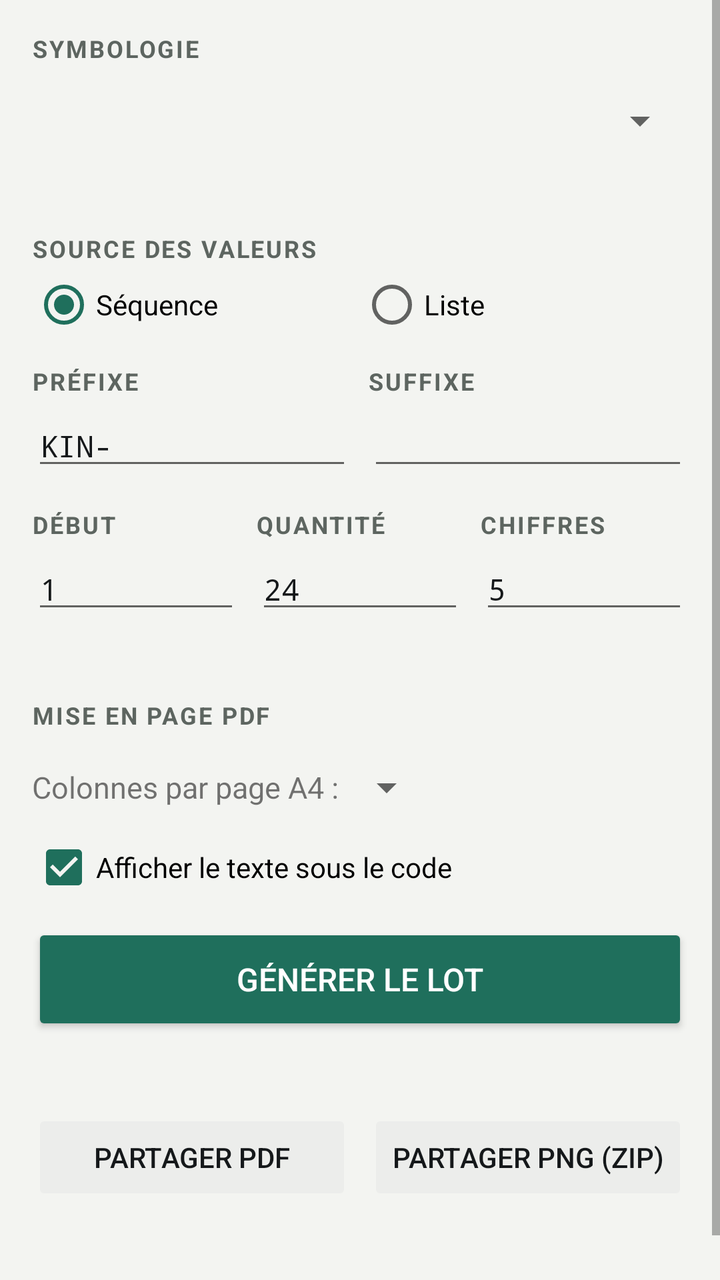
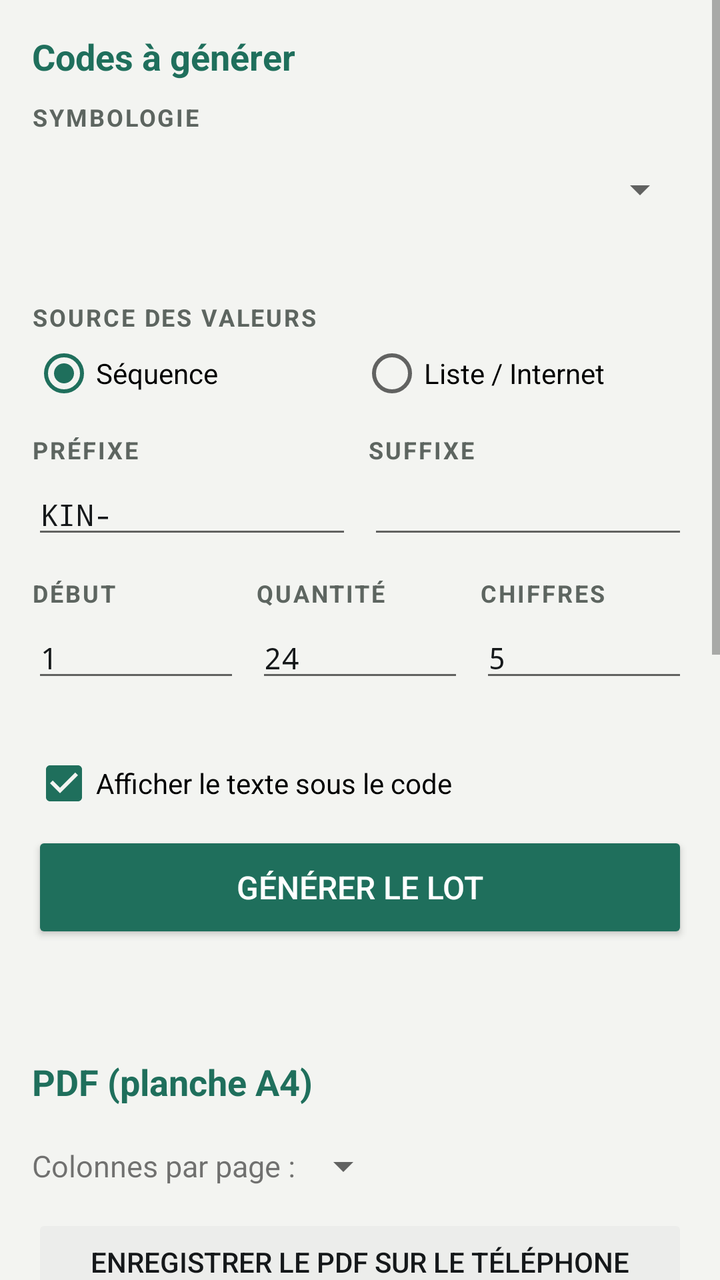

Two renders of the same Android screen: before a commit and after it. Below are the layout's source before the change and the commit's diff.
<!-- AndroidManifest.xml: application theme AppTheme -->
<!-- res/layout/activity_main.xml -->
<?xml version="1.0" encoding="utf-8"?>
<ScrollView xmlns:android="http://schemas.android.com/apk/res/android"
    android:layout_width="match_parent"
    android:layout_height="match_parent"
    android:fillViewport="true">

    <LinearLayout
        android:layout_width="match_parent"
        android:layout_height="wrap_content"
        android:orientation="vertical"
        android:padding="16dp">

        
        <TextView style="@style/Label" android:layout_marginTop="0dp" android:text="Symbologie" />
        <Spinner
            android:id="@+id/spFormat"
            android:layout_width="match_parent"
            android:layout_height="48dp" />
        <TextView
            android:id="@+id/tvHint"
            android:layout_width="match_parent"
            android:layout_height="wrap_content"
            android:textColor="@color/muted"
            android:textSize="13sp" />

        <TextView style="@style/Label" android:text="Source des valeurs" />
        <RadioGroup
            android:id="@+id/rgMode"
            android:layout_width="match_parent"
            android:layout_height="wrap_content"
            android:orientation="horizontal">
            <RadioButton
                android:id="@+id/rbSeq"
                android:layout_width="0dp"
                android:layout_height="wrap_content"
                android:layout_weight="1"
                android:checked="true"
                android:text="Séquence" />
            <RadioButton
                android:id="@+id/rbList"
                android:layout_width="0dp"
                android:layout_height="wrap_content"
                android:layout_weight="1"
                android:text="Liste" />
        </RadioGroup>

        
        <LinearLayout
            android:id="@+id/boxSeq"
            android:layout_width="match_parent"
            android:layout_height="wrap_content"
            android:orientation="vertical">

            <LinearLayout
                android:layout_width="match_parent"
                android:layout_height="wrap_content"
                android:orientation="horizontal">
                <LinearLayout android:layout_width="0dp" android:layout_height="wrap_content" android:layout_weight="1" android:orientation="vertical" android:layout_marginEnd="8dp">
                    <TextView style="@style/Label" android:text="Préfixe" />
                    <EditText android:id="@+id/etPrefix" style="@style/Field" android:inputType="textCapCharacters|textNoSuggestions" android:text="KIN-" />
                </LinearLayout>
                <LinearLayout android:layout_width="0dp" android:layout_height="wrap_content" android:layout_weight="1" android:orientation="vertical">
                    <TextView style="@style/Label" android:text="Suffixe" />
                    <EditText android:id="@+id/etSuffix" style="@style/Field" android:inputType="textCapCharacters|textNoSuggestions" />
                </LinearLayout>
            </LinearLayout>

            <LinearLayout
                android:layout_width="match_parent"
                android:layout_height="wrap_content"
                android:orientation="horizontal">
                <LinearLayout android:layout_width="0dp" android:layout_height="wrap_content" android:layout_weight="1" android:orientation="vertical" android:layout_marginEnd="8dp">
                    <TextView style="@style/Label" android:text="Début" />
                    <EditText android:id="@+id/etStart" style="@style/Field" android:inputType="number" android:text="1" />
                </LinearLayout>
                <LinearLayout android:layout_width="0dp" android:layout_height="wrap_content" android:layout_weight="1" android:orientation="vertical" android:layout_marginEnd="8dp">
                    <TextView style="@style/Label" android:text="Quantité" />
                    <EditText android:id="@+id/etCount" style="@style/Field" android:inputType="number" android:text="24" />
                </LinearLayout>
                <LinearLayout android:layout_width="0dp" android:layout_height="wrap_content" android:layout_weight="1" android:orientation="vertical">
                    <TextView style="@style/Label" android:text="Chiffres" />
                    <EditText android:id="@+id/etDigits" style="@style/Field" android:inputType="number" android:text="5" />
                </LinearLayout>
            </LinearLayout>
            <TextView
                android:id="@+id/tvSeqPreview"
                android:layout_width="match_parent"
                android:layout_height="wrap_content"
                android:layout_marginTop="6dp"
                android:fontFamily="monospace"
                android:textColor="@color/muted"
                android:textSize="13sp" />
        </LinearLayout>

        
        <LinearLayout
            android:id="@+id/boxList"
            android:layout_width="match_parent"
            android:layout_height="wrap_content"
            android:orientation="vertical"
            android:visibility="gone">
            <TextView style="@style/Label" android:text="Une valeur par ligne" />
            <EditText
                android:id="@+id/etList"
                style="@style/Field"
                android:gravity="top"
                android:inputType="textMultiLine|textNoSuggestions"
                android:minLines="5"
                android:text="KIN-00001\nKIN-00002\nKIN-00003" />
        </LinearLayout>

        <TextView style="@style/Label" android:text="Mise en page PDF" />
        <LinearLayout
            android:layout_width="match_parent"
            android:layout_height="wrap_content"
            android:gravity="center_vertical"
            android:orientation="horizontal">
            <TextView
                android:layout_width="wrap_content"
                android:layout_height="wrap_content"
                android:text="Colonnes par page A4 :"
                android:textSize="15sp" />
            <Spinner
                android:id="@+id/spCols"
                android:layout_width="wrap_content"
                android:layout_height="48dp" />
        </LinearLayout>
        <CheckBox
            android:id="@+id/cbText"
            android:layout_width="wrap_content"
            android:layout_height="wrap_content"
            android:checked="true"
            android:text="Afficher le texte sous le code" />

        <Button
            android:id="@+id/btnGenerate"
            android:layout_width="match_parent"
            android:layout_height="56dp"
            android:layout_marginTop="12dp"
            android:backgroundTint="@color/accent"
            android:text="Générer le lot"
            android:textColor="#FFFFFF"
            android:textSize="16sp" />

        <TextView
            android:id="@+id/tvStatus"
            android:layout_width="match_parent"
            android:layout_height="wrap_content"
            android:layout_marginTop="10dp"
            android:textSize="14sp"
            android:textStyle="bold" />
        <TextView
            android:id="@+id/tvErrors"
            android:layout_width="match_parent"
            android:layout_height="wrap_content"
            android:fontFamily="monospace"
            android:textColor="@color/warn"
            android:textSize="12sp"
            android:visibility="gone" />

        <LinearLayout
            android:layout_width="match_parent"
            android:layout_height="wrap_content"
            android:layout_marginTop="8dp"
            android:orientation="horizontal">
            <Button
                android:id="@+id/btnPdf"
                android:layout_width="0dp"
                android:layout_height="wrap_content"
                android:layout_marginEnd="8dp"
                android:layout_weight="1"
                android:enabled="false"
                android:text="Partager PDF" />
            <Button
                android:id="@+id/btnZip"
                android:layout_width="0dp"
                android:layout_height="wrap_content"
                android:layout_weight="1"
                android:enabled="false"
                android:text="Partager PNG (ZIP)" />
        </LinearLayout>

        
        <LinearLayout
            android:id="@+id/previews"
            android:layout_width="match_parent"
            android:layout_height="wrap_content"
            android:layout_marginTop="12dp"
            android:orientation="vertical" />

        <TextView
            android:id="@+id/tvVersion"
            android:layout_width="match_parent"
            android:layout_height="wrap_content"
            android:layout_marginTop="16dp"
            android:gravity="center"
            android:textColor="@color/muted"
            android:textSize="12sp" />
    </LinearLayout>
</ScrollView>
<!-- resources referenced by this layout -->
<resources>
  <color name="accent">#1F6F5C</color>
  <color name="muted">#5D6560</color>
  <color name="warn">#B3412E</color>
  <style name="Field">
          <item name="android:layout_width">match_parent</item>
          <item name="android:layout_height">wrap_content</item>
          <item name="android:fontFamily">monospace</item>
          <item name="android:textSize">15sp</item>
      </style>
  <style name="Label">
          <item name="android:layout_width">match_parent</item>
          <item name="android:layout_height">wrap_content</item>
          <item name="android:textSize">12sp</item>
          <item name="android:textStyle">bold</item>
          <item name="android:letterSpacing">0.08</item>
          <item name="android:textAllCaps">true</item>
          <item name="android:textColor">@color/muted</item>
          <item name="android:layout_marginTop">14dp</item>
          <item name="android:layout_marginBottom">4dp</item>
      </style>
  <style name="AppTheme" parent="android:Theme.Material.Light.DarkActionBar">
          <item name="android:colorPrimary">@color/accent</item>
          <item name="android:colorPrimaryDark">@color/accent_dark</item>
          <item name="android:colorAccent">@color/accent</item>
          <item name="android:windowBackground">@color/bg</item>
          <item name="android:textColorPrimary">@color/ink</item>
      </style>
  <color name="accent_dark">#164F42</color>
  <color name="bg">#F3F4F1</color>
  <color name="ink">#15181A</color>
</resources>

<!-- the commit's change to res/layout/activity_main.xml (unified diff, before → after) -->
@@ -11,17 +11,11 @@
         android:padding="16dp">
 
         
-        <TextView style="@style/Label" android:layout_marginTop="0dp" android:text="Symbologie" />
-        <Spinner
-            android:id="@+id/spFormat"
-            android:layout_width="match_parent"
-            android:layout_height="48dp" />
-        <TextView
-            android:id="@+id/tvHint"
-            android:layout_width="match_parent"
-            android:layout_height="wrap_content"
-            android:textColor="@color/muted"
-            android:textSize="13sp" />
+        <TextView style="@style/Section" android:layout_marginTop="0dp" android:text="Codes à générer" />
+
+        <TextView style="@style/Label" android:layout_marginTop="4dp" android:text="Symbologie" />
+        <Spinner android:id="@+id/spFormat" android:layout_width="match_parent" android:layout_height="48dp" />
+        <TextView android:id="@+id/tvHint" style="@style/Hint" />
 
         <TextView style="@style/Label" android:text="Source des valeurs" />
         <RadioGroup
@@ -29,32 +23,13 @@
             android:layout_width="match_parent"
             android:layout_height="wrap_content"
             android:orientation="horizontal">
-            <RadioButton
-                android:id="@+id/rbSeq"
-                android:layout_width="0dp"
-                android:layout_height="wrap_content"
-                android:layout_weight="1"
-                android:checked="true"
-                android:text="Séquence" />
-            <RadioButton
-                android:id="@+id/rbList"
-                android:layout_width="0dp"
-                android:layout_height="wrap_content"
-                android:layout_weight="1"
-                android:text="Liste" />
+            <RadioButton android:id="@+id/rbSeq" android:layout_width="0dp" android:layout_height="wrap_content" android:layout_weight="1" android:checked="true" android:text="Séquence" />
+            <RadioButton android:id="@+id/rbList" android:layout_width="0dp" android:layout_height="wrap_content" android:layout_weight="1" android:text="Liste / Internet" />
         </RadioGroup>
 
         
-        <LinearLayout
-            android:id="@+id/boxSeq"
-            android:layout_width="match_parent"
-            android:layout_height="wrap_content"
-            android:orientation="vertical">
-
-            <LinearLayout
-                android:layout_width="match_parent"
-                android:layout_height="wrap_content"
-                android:orientation="horizontal">
+        <LinearLayout android:id="@+id/boxSeq" android:layout_width="match_parent" android:layout_height="wrap_content" android:orientation="vertical">
+            <LinearLayout android:layout_width="match_parent" android:layout_height="wrap_content" android:orientation="horizontal">
                 <LinearLayout android:layout_width="0dp" android:layout_height="wrap_content" android:layout_weight="1" android:orientation="vertical" android:layout_marginEnd="8dp">
                     <TextView style="@style/Label" android:text="Préfixe" />
                     <EditText android:id="@+id/etPrefix" style="@style/Field" android:inputType="textCapCharacters|textNoSuggestions" android:text="KIN-" />
@@ -64,11 +39,7 @@
                     <EditText android:id="@+id/etSuffix" style="@style/Field" android:inputType="textCapCharacters|textNoSuggestions" />
                 </LinearLayout>
             </LinearLayout>
-
-            <LinearLayout
-                android:layout_width="match_parent"
-                android:layout_height="wrap_content"
-                android:orientation="horizontal">
+            <LinearLayout android:layout_width="match_parent" android:layout_height="wrap_content" android:orientation="horizontal">
                 <LinearLayout android:layout_width="0dp" android:layout_height="wrap_content" android:layout_weight="1" android:orientation="vertical" android:layout_marginEnd="8dp">
                     <TextView style="@style/Label" android:text="Début" />
                     <EditText android:id="@+id/etStart" style="@style/Field" android:inputType="number" android:text="1" />
@@ -82,23 +53,24 @@
                     <EditText android:id="@+id/etDigits" style="@style/Field" android:inputType="number" android:text="5" />
                 </LinearLayout>
             </LinearLayout>
-            <TextView
-                android:id="@+id/tvSeqPreview"
-                android:layout_width="match_parent"
-                android:layout_height="wrap_content"
-                android:layout_marginTop="6dp"
-                android:fontFamily="monospace"
-                android:textColor="@color/muted"
-                android:textSize="13sp" />
+            <TextView android:id="@+id/tvSeqPreview" style="@style/Hint" android:layout_marginTop="6dp" android:fontFamily="monospace" />
         </LinearLayout>
 
         
-        <LinearLayout
-            android:id="@+id/boxList"
-            android:layout_width="match_parent"
-            android:layout_height="wrap_content"
-            android:orientation="vertical"
-            android:visibility="gone">
+        <LinearLayout android:id="@+id/boxList" android:layout_width="match_parent" android:layout_height="wrap_content" android:orientation="vertical" android:visibility="gone">
+            <TextView style="@style/Label" android:text="Importer depuis Internet" />
+            <EditText
+                android:id="@+id/etUrl"
+                style="@style/Field"
+                android:hint="Lien Google Sheets ou fichier CSV / TXT"
+                android:inputType="textUri"
+                android:textSize="14sp" />
+            <LinearLayout android:layout_width="match_parent" android:layout_height="wrap_content" android:gravity="center_vertical" android:orientation="horizontal">
+                <CheckBox android:id="@+id/cbHeader" android:layout_width="0dp" android:layout_height="wrap_content" android:layout_weight="1" android:checked="true" android:text="Ignorer la 1re ligne (titres)" />
+                <Button android:id="@+id/btnImport" android:layout_width="wrap_content" android:layout_height="wrap_content" android:text="Importer" />
+            </LinearLayout>
+            <TextView style="@style/Hint" android:text="La 1re colonne est utilisée. Google Sheets : Partager → « Tous les utilisateurs disposant du lien »." />
+
             <TextView style="@style/Label" android:text="Une valeur par ligne" />
             <EditText
                 android:id="@+id/etList"
@@ -106,95 +78,103 @@
                 android:gravity="top"
                 android:inputType="textMultiLine|textNoSuggestions"
                 android:minLines="5"
+                android:maxLines="12"
+                android:scrollbars="vertical"
                 android:text="KIN-00001\nKIN-00002\nKIN-00003" />
         </LinearLayout>
 
-        <TextView style="@style/Label" android:text="Mise en page PDF" />
-        <LinearLayout
-            android:layout_width="match_parent"
-            android:layout_height="wrap_content"
-            android:gravity="center_vertical"
-            android:orientation="horizontal">
-            <TextView
-                android:layout_width="wrap_content"
-                android:layout_height="wrap_content"
-                android:text="Colonnes par page A4 :"
-                android:textSize="15sp" />
-            <Spinner
-                android:id="@+id/spCols"
-                android:layout_width="wrap_content"
-                android:layout_height="48dp" />
-        </LinearLayout>
-        <CheckBox
-            android:id="@+id/cbText"
-            android:layout_width="wrap_content"
-            android:layout_height="wrap_content"
-            android:checked="true"
-            android:text="Afficher le texte sous le code" />
+        <CheckBox android:id="@+id/cbText" android:layout_width="wrap_content" android:layout_height="wrap_content" android:layout_marginTop="6dp" android:checked="true" android:text="Afficher le texte sous le code" />
 
         <Button
             android:id="@+id/btnGenerate"
             android:layout_width="match_parent"
             android:layout_height="56dp"
-            android:layout_marginTop="12dp"
+            android:layout_marginTop="8dp"
             android:backgroundTint="@color/accent"
             android:text="Générer le lot"
             android:textColor="#FFFFFF"
             android:textSize="16sp" />
 
-        <TextView
-            android:id="@+id/tvStatus"
+        <TextView android:id="@+id/tvStatus" android:layout_width="match_parent" android:layout_height="wrap_content" android:layout_marginTop="10dp" android:textSize="14sp" android:textStyle="bold" />
+        <TextView android:id="@+id/tvErrors" android:layout_width="match_parent" android:layout_height="wrap_content" android:fontFamily="monospace" android:textColor="@color/warn" android:textSize="12sp" android:visibility="gone" />
+
+        
+        <TextView style="@style/Section" android:text="PDF (planche A4)" />
+        <LinearLayout android:layout_width="match_parent" android:layout_height="wrap_content" android:gravity="center_vertical" android:orientation="horizontal">
+            <TextView android:layout_width="wrap_content" android:layout_height="wrap_content" android:text="Colonnes par page :" android:textSize="15sp" />
+            <Spinner android:id="@+id/spCols" android:layout_width="wrap_content" android:layout_height="48dp" />
+        </LinearLayout>
+        <Button
+            android:id="@+id/btnSavePdf"
             android:layout_width="match_parent"
             android:layout_height="wrap_content"
-            android:layout_marginTop="10dp"
-            android:textSize="14sp"
-            android:textStyle="bold" />
-        <TextView
-            android:id="@+id/tvErrors"
-            android:layout_width="match_parent"
-            android:layout_height="wrap_content"
-            android:fontFamily="monospace"
-            android:textColor="@color/warn"
-            android:textSize="12sp"
-            android:visibility="gone" />
+            android:enabled="false"
+            android:text="Enregistrer le PDF sur le téléphone" />
+        <LinearLayout android:layout_width="match_parent" android:layout_height="wrap_content" android:orientation="horizontal">
+            <Button android:id="@+id/btnPdf" android:layout_width="0dp" android:layout_height="wrap_content" android:layout_marginEnd="8dp" android:layout_weight="1" android:enabled="false" android:text="Envoyer PDF" />
+            <Button android:id="@+id/btnZip" android:layout_width="0dp" android:layout_height="wrap_content" android:layout_weight="1" android:enabled="false" android:text="Envoyer PNG (ZIP)" />
+        </LinearLayout>
+        <TextView style="@style/Hint" android:text="« Envoyer » ouvre WhatsApp, Gmail, Google Drive, Telegram…" />
 
-        <LinearLayout
-            android:layout_width="match_parent"
-            android:layout_height="wrap_content"
-            android:layout_marginTop="8dp"
-            android:orientation="horizontal">
+        
+        <TextView style="@style/Section" android:text="Imprimante POS (ticket)" />
+        <TextView style="@style/Label" android:layout_marginTop="4dp" android:text="Connexion" />
+        <Spinner android:id="@+id/spConn" android:layout_width="match_parent" android:layout_height="48dp" />
+
+        <LinearLayout android:id="@+id/boxBt" android:layout_width="match_parent" android:layout_height="wrap_content" android:orientation="vertical">
+            <LinearLayout android:layout_width="match_parent" android:layout_height="wrap_content" android:gravity="center_vertical" android:orientation="horizontal">
+                <Spinner android:id="@+id/spBt" android:layout_width="0dp" android:layout_height="48dp" android:layout_weight="1" />
+                <Button android:id="@+id/btnBtRefresh" android:layout_width="wrap_content" android:layout_height="wrap_content" android:text="Actualiser" />
+            </LinearLayout>
+            <TextView android:id="@+id/tvBt" style="@style/Hint" android:text="Appairez d'abord l'imprimante dans Réglages → Bluetooth (code souvent 0000 ou 1234)." />
+        </LinearLayout>
+
+        <LinearLayout android:id="@+id/boxNet" android:layout_width="match_parent" android:layout_height="wrap_content" android:orientation="horizontal" android:visibility="gone">
+            <LinearLayout android:layout_width="0dp" android:layout_height="wrap_content" android:layout_weight="3" android:orientation="vertical" android:layout_marginEnd="8dp">
+                <TextView style="@style/Label" android:text="Adresse IP" />
+                <EditText android:id="@+id/etIp" style="@style/Field" android:digits="0123456789." android:hint="192.168.1.100" android:inputType="number" />
+            </LinearLayout>
+            <LinearLayout android:layout_width="0dp" android:layout_height="wrap_content" android:layout_weight="1" android:orientation="vertical">
+                <TextView style="@style/Label" android:text="Port" />
+                <EditText android:id="@+id/etPort" style="@style/Field" android:inputType="number" android:text="9100" />
+            </LinearLayout>
+        </LinearLayout>
+
+        <LinearLayout android:id="@+id/boxUsb" android:layout_width="match_parent" android:layout_height="wrap_content" android:gravity="center_vertical" android:orientation="horizontal" android:visibility="gone">
+            <TextView android:id="@+id/tvUsb" android:layout_width="0dp" android:layout_height="wrap_content" android:layout_weight="1" android:text="Branchez l'imprimante avec un câble OTG." android:textSize="14sp" />
+            <Button android:id="@+id/btnUsbDetect" android:layout_width="wrap_content" android:layout_height="wrap_content" android:text="Détecter" />
+        </LinearLayout>
+
+        <LinearLayout android:layout_width="match_parent" android:layout_height="wrap_content" android:orientation="horizontal">
+            <LinearLayout android:layout_width="0dp" android:layout_height="wrap_content" android:layout_weight="1" android:orientation="vertical" android:layout_marginEnd="8dp">
+                <TextView style="@style/Label" android:text="Papier" />
+                <Spinner android:id="@+id/spPaper" android:layout_width="match_parent" android:layout_height="48dp" />
+            </LinearLayout>
+            <LinearLayout android:layout_width="0dp" android:layout_height="wrap_content" android:layout_weight="1" android:orientation="vertical">
+                <TextView style="@style/Label" android:text="Copies par code" />
+                <EditText android:id="@+id/etCopies" style="@style/Field" android:inputType="number" android:text="1" />
+            </LinearLayout>
+        </LinearLayout>
+        <CheckBox android:id="@+id/cbCut" android:layout_width="wrap_content" android:layout_height="wrap_content" android:checked="true" android:text="Couper le papier à la fin (si l'imprimante a un massicot)" />
+
+        <LinearLayout android:layout_width="match_parent" android:layout_height="wrap_content" android:orientation="horizontal">
+            <Button android:id="@+id/btnTestPrint" android:layout_width="0dp" android:layout_height="wrap_content" android:layout_marginEnd="8dp" android:layout_weight="1" android:text="Tester" />
             <Button
-                android:id="@+id/btnPdf"
+                android:id="@+id/btnPrint"
                 android:layout_width="0dp"
                 android:layout_height="wrap_content"
-                android:layout_marginEnd="8dp"
-                android:layout_weight="1"
+                android:layout_weight="2"
+                android:backgroundTint="@color/accent"
                 android:enabled="false"
-                android:text="Partager PDF" />
-            <Button
-                android:id="@+id/btnZip"
-                android:layout_width="0dp"
-                android:layout_height="wrap_content"
-                android:layout_weight="1"
-                android:enabled="false"
-                android:text="Partager PNG (ZIP)" />
+                android:text="Imprimer le lot"
+                android:textColor="#FFFFFF" />
         </LinearLayout>
+        <TextView android:id="@+id/tvPrint" android:layout_width="match_parent" android:layout_height="wrap_content" android:layout_marginTop="4dp" android:textSize="14sp" android:textStyle="bold" />
 
         
-        <LinearLayout
-            android:id="@+id/previews"
-            android:layout_width="match_parent"
-            android:layout_height="wrap_content"
-            android:layout_marginTop="12dp"
-            android:orientation="vertical" />
+        <TextView style="@style/Section" android:text="Aperçu" />
+        <LinearLayout android:id="@+id/previews" android:layout_width="match_parent" android:layout_height="wrap_content" android:layout_marginTop="8dp" android:orientation="vertical" />
 
-        <TextView
-            android:id="@+id/tvVersion"
-            android:layout_width="match_parent"
-            android:layout_height="wrap_content"
-            android:layout_marginTop="16dp"
-            android:gravity="center"
-            android:textColor="@color/muted"
-            android:textSize="12sp" />
+        <TextView android:id="@+id/tvVersion" android:layout_width="match_parent" android:layout_height="wrap_content" android:layout_marginTop="16dp" android:gravity="center" android:textColor="@color/muted" android:textSize="12sp" />
     </LinearLayout>
 </ScrollView>
<!-- resource entries referenced after the edit -->
@@ -9,6 +9,12 @@
           <item name="android:fontFamily">monospace</item>
           <item name="android:textSize">15sp</item>
       </style>
+  <style name="Hint">
+          <item name="android:layout_width">match_parent</item>
+          <item name="android:layout_height">wrap_content</item>
+          <item name="android:textSize">13sp</item>
+          <item name="android:textColor">@color/muted</item>
+      </style>
   <style name="Label">
           <item name="android:layout_width">match_parent</item>
           <item name="android:layout_height">wrap_content</item>
@@ -19,6 +25,15 @@
           <item name="android:textColor">@color/muted</item>
           <item name="android:layout_marginTop">14dp</item>
           <item name="android:layout_marginBottom">4dp</item>
+      </style>
+  <style name="Section">
+          <item name="android:layout_width">match_parent</item>
+          <item name="android:layout_height">wrap_content</item>
+          <item name="android:layout_marginTop">28dp</item>
+          <item name="android:paddingBottom">6dp</item>
+          <item name="android:textSize">18sp</item>
+          <item name="android:textStyle">bold</item>
+          <item name="android:textColor">@color/accent</item>
       </style>
   <style name="AppTheme" parent="android:Theme.Material.Light.DarkActionBar">
           <item name="android:colorPrimary">@color/accent</item>
